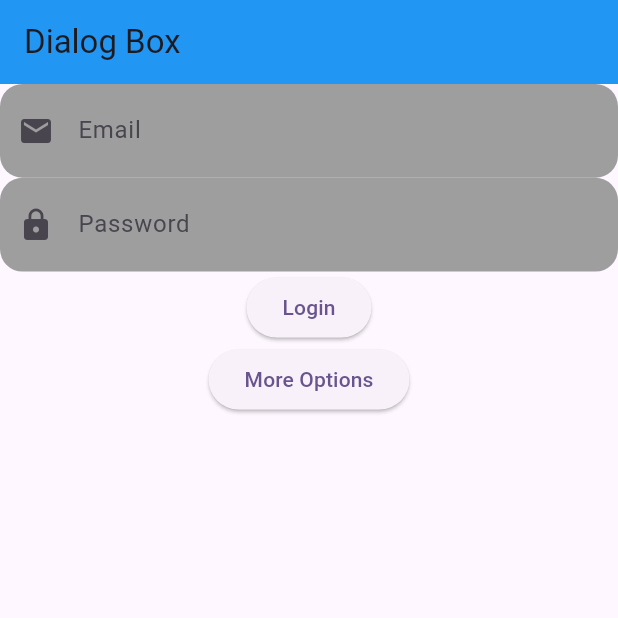
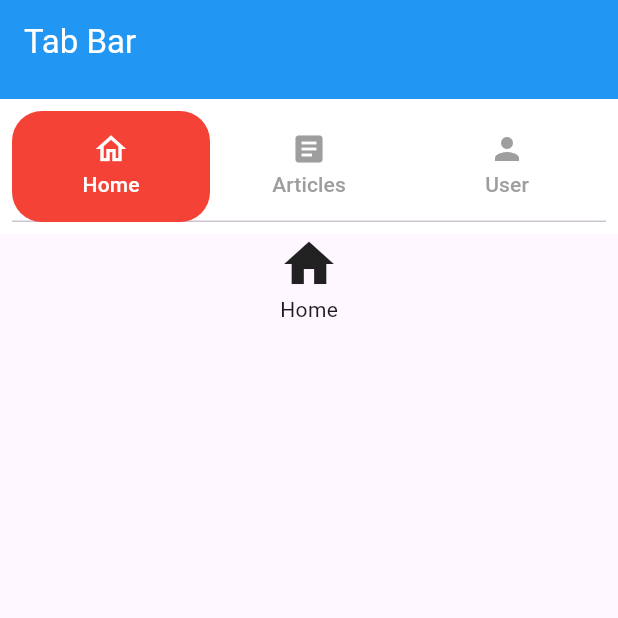
Before and after one commit to AbRehman536/mohib_frontend, a Flutter app: the screen it shows after launch, on a phone screen of 412 x 824 dp, the top half of it. Run offline on Flutter 3.47's test engine with Material 3 defaults, Android fonts, the phone set to English and light mode, and no system bars.

Commit message:
Tab Bar Done

```diff
--- a/lib/main.dart
+++ b/lib/main.dart
@@ -7,6 +7,7 @@
 import 'package:mohib_frontend/nested_row_column.dart';
 import 'package:mohib_frontend/row_column.dart';
 import 'package:mohib_frontend/single_selection.dart';
+import 'package:mohib_frontend/tab_bar.dart';
 
 import 'appBar.dart';
 
@@ -40,7 +41,7 @@
         // tested with just a hot reload.
         colorScheme: ColorScheme.fromSeed(seedColor: Colors.deepPurple),
       ),
-      home: DialogBoxDemo(),
+      home: TabBarDemo(),
     );
   }
 }
--- /dev/null
+++ b/lib/tab_bar.dart
@@ -0,0 +1,54 @@
+import 'package:flutter/material.dart';
+
+class TabBarDemo extends StatelessWidget {
+  const TabBarDemo({super.key});
+
+  @override
+  Widget build(BuildContext context) {
+    return DefaultTabController(
+      length: 3,
+      child: Scaffold(
+        appBar: AppBar(
+          title: Text("Tab Bar"),
+          backgroundColor: Colors.blue,
+          foregroundColor: Colors.white,
+          bottom: PreferredSize(
+            preferredSize: Size.fromHeight(100),
+            child: Container(
+              color: Colors.white,
+              child: Padding(
+                padding: const EdgeInsets.all(8.0),
+                child: TabBar(
+                    labelColor: Colors.white,
+                    unselectedLabelColor: Colors.grey,
+                    indicator: BoxDecoration(
+                      color: Colors.red,
+                      borderRadius: BorderRadius.circular(20)
+                    ),
+                    indicatorSize: TabBarIndicatorSize.tab,
+                    tabs: [
+                  Tab(icon: Icon(Icons.home_outlined),text: "Home",),
+                  Tab(icon: Icon(Icons.article),text: "Articles",),
+                  Tab(icon: Icon(Icons.person),text: "User",),
+                ]),
+              ),
+            ),
+          ),
+        ),
+        body: TabBarView(children: [
+          Center(child: Column(children: [
+            Icon(Icons.home,size: 40,),
+            Text("Home")
+          ],),),
+          Center(child: Column(children: [
+            Image.asset("assets/images/first.jpg")
+          ],),),
+          Center(child: Column(children: [
+            Icon(Icons.person, size: 40,),
+            ElevatedButton(onPressed: (){}, child: Text("Update Profile"))
+          ],),),
+        ]),
+      ),
+    );
+  }
+}
```
